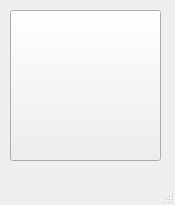
Before: the Qt Designer form bank-automat/mainwindow.ui in jaccet/MyBankSimul, drawn with Qt 5.
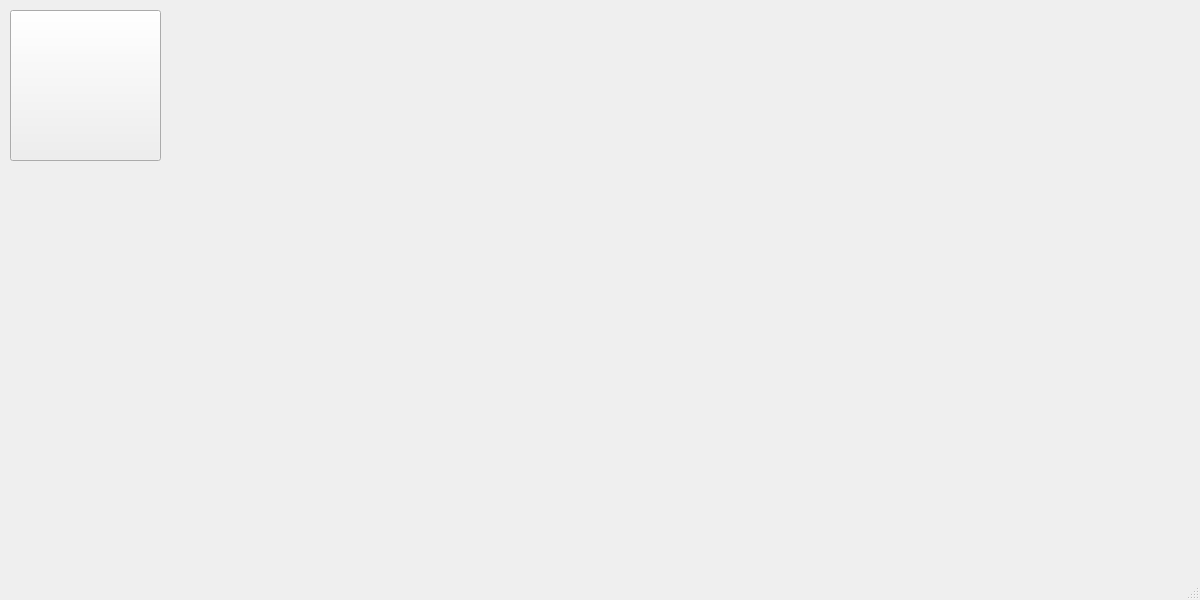
After: the same form once the commit is applied.

The edit to the form file:
```diff
--- a/bank-automat/mainwindow.ui
+++ b/bank-automat/mainwindow.ui
@@ -6,8 +6,8 @@
    <rect>
     <x>0</x>
     <y>0</y>
-    <width>175</width>
-    <height>205</height>
+    <width>1200</width>
+    <height>600</height>
    </rect>
   </property>
   <property name="windowTitle">
```
Left out of the diff: 4 changed lines with no effect on the pictures.
